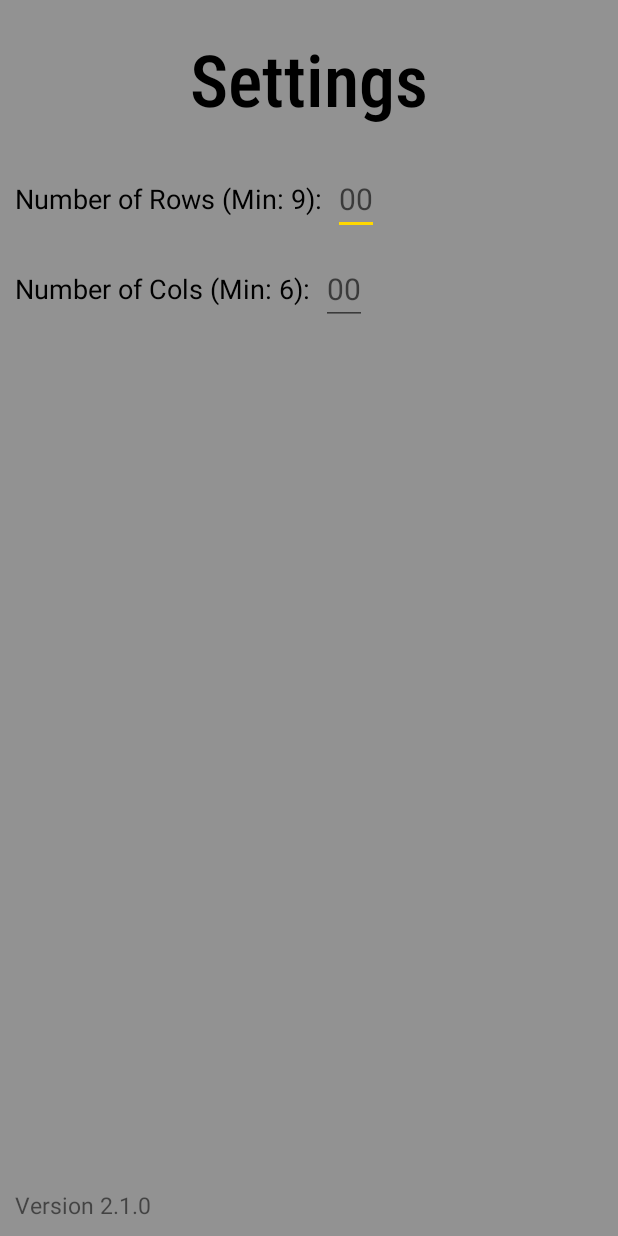
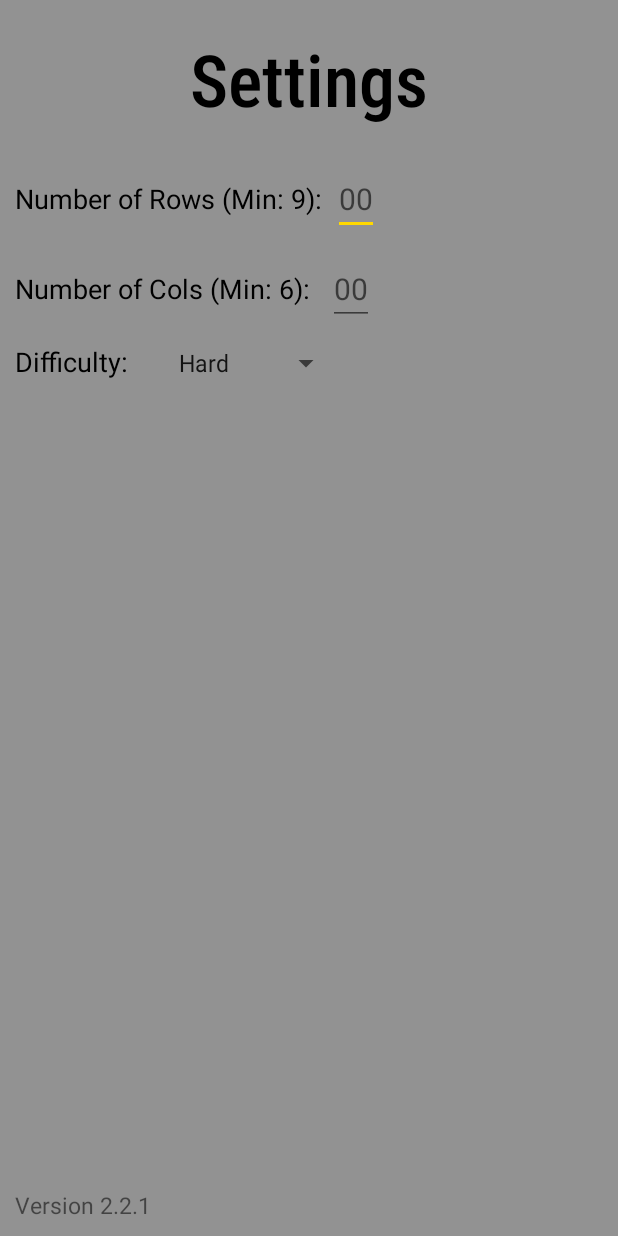
Before and after one commit to Electric1447/Minesweeper, an Android app: the Settings screen opened directly, with no data from a screen before it, on a phone screen of 412 x 824 dp. Run offline under Robolectric (Android 15) with nearby library versions, the phone set to English and light mode, and no system bars.

Commit message:
Added Difficulty options. (v2.2.1)

```diff
--- a/app/build.gradle
+++ b/app/build.gradle
@@ -6,8 +6,8 @@ android {
         applicationId "eparon.minesweeper"
         minSdkVersion 21
         targetSdkVersion 28
-        versionCode 210
-        versionName "2.1.0"
+        versionCode 221
+        versionName "2.2.1"
         testInstrumentationRunner "android.support.test.runner.AndroidJUnitRunner"
     }
     buildTypes {
--- a/app/src/main/java/eparon/minesweeper/Settings.java
+++ b/app/src/main/java/eparon/minesweeper/Settings.java
@@ -6,17 +6,27 @@ import android.content.Intent;
 import android.content.SharedPreferences;
 import android.os.Bundle;
 import android.support.v7.app.AppCompatActivity;
+import android.view.View;
+import android.widget.AdapterView;
+import android.widget.ArrayAdapter;
+import android.widget.Spinner;
 import android.widget.TextView;
 import android.widget.Toast;
 
+import eparon.minesweeper.Game.Difficulty;
+
 @SuppressLint("SetTextI18n")
-public class Settings extends AppCompatActivity {
+public class Settings extends AppCompatActivity implements AdapterView.OnItemSelectedListener {
 
     public String PREFS_OVH = "OVHPrefsFile";
     SharedPreferences prefs;
 
     int rows = 18, cols = 12;
     TextView Rows, Cols;
+
+    double difficulty = Difficulty.HARD;
+    double[] difArr = new double[]{Difficulty.EASY, Difficulty.NORMAL, Difficulty.HARD, Difficulty.EXTREME};
+    Spinner difSpinner;
 
     @Override
     public void onBackPressed() {
@@ -35,6 +45,7 @@ public class Settings extends AppCompatActivity {
                 SharedPreferences.Editor editor = prefs.edit();
                 editor.putInt("rows", rows);
                 editor.putInt("cols", cols);
+                editor.putString("difficulty", String.valueOf(difficulty));
                 editor.apply();
                 startActivity(new Intent(Settings.this, MainActivity.class));
             }
@@ -51,12 +62,28 @@ public class Settings extends AppCompatActivity {
 
         rows = prefs.getInt("rows", rows);
         cols = prefs.getInt("cols", cols);
+        difficulty = Double.parseDouble(prefs.getString("difficulty", String.valueOf(difficulty)));
 
         Rows = findViewById(R.id.rText);
         Cols = findViewById(R.id.cText);
+
+        difSpinner = findViewById(R.id.dif_spinner);
+        ArrayAdapter<CharSequence> adapter = ArrayAdapter.createFromResource(this, R.array.difficulty_array, android.R.layout.simple_spinner_item);
+        adapter.setDropDownViewResource(android.R.layout.simple_spinner_dropdown_item);
+        difSpinner.setAdapter(adapter);
+        difSpinner.setOnItemSelectedListener(this);
+        difSpinner.setSelection((int)(6 - difficulty));
 
         TextView version = findViewById(R.id.ver);
         version.setText(String.format("Version %s", BuildConfig.VERSION_NAME));
     }
 
+    @Override
+    public void onItemSelected(AdapterView<?> adapterView, View view, int position, long l) {
+        difficulty = difArr[position];
+    }
+
+    @Override
+    public void onNothingSelected(AdapterView<?> adapterView) { }
+
 }
--- a/app/src/main/res/layout/activity_main.xml
+++ b/app/src/main/res/layout/activity_main.xml
@@ -58,7 +58,6 @@
                 android:layout_width="45dp"
                 android:layout_height="45dp"
                 android:layout_gravity="center"
-                android:layout_marginRight="12dp"
                 android:background="@drawable/smiley"
                 android:scaleType="center" />
 
@@ -69,11 +68,12 @@
                 android:layout_marginRight="12dp">
 
                 <ImageButton
-                    android:layout_width="45dp"
-                    android:layout_height="45dp"
+                    android:layout_width="40dp"
+                    android:layout_height="40dp"
                     android:layout_gravity="center_vertical"
                     android:background="@drawable/ic_settings_applications_dgrey_24dp"
                     android:onClick="goSettings"
+                    android:layout_marginRight="5dp"
                     android:scaleType="center" />
 
                 <ImageButton
--- a/app/src/main/res/layout/activity_settings.xml
+++ b/app/src/main/res/layout/activity_settings.xml
@@ -62,7 +62,7 @@
                 android:layout_height="match_parent"
                 android:gravity="center"
                 android:paddingRight="7dp"
-                android:text="Number of Cols (Min: 6):"
+                android:text="Number of Cols (Min: 6): "
                 android:textColor="#000"
                 android:textSize="18sp" />
 
@@ -75,6 +75,30 @@
                 android:inputType="number"
                 android:maxLength="2"
                 android:textSize="20sp" />
+
+        </LinearLayout>
+
+        <LinearLayout
+            android:layout_width="match_parent"
+            android:layout_height="wrap_content"
+            android:orientation="horizontal"
+            android:paddingBottom="12dp">
+
+            <TextView
+                android:layout_width="wrap_content"
+                android:layout_height="match_parent"
+                android:gravity="center"
+                android:paddingRight="7dp"
+                android:text="Difficulty:"
+                android:textColor="#000"
+                android:textSize="18sp" />
+
+            <Spinner
+                android:id="@+id/dif_spinner"
+                android:layout_width="wrap_content"
+                android:layout_height="wrap_content"
+                android:entries="@array/difficulty_array"
+                android:gravity="center" />
 
         </LinearLayout>
 
--- a/app/src/main/res/layout/cell.xml
+++ b/app/src/main/res/layout/cell.xml
@@ -8,9 +8,10 @@
 
     <ImageButton
         android:id="@+id/image"
-        android:layout_width="wrap_content"
+        android:layout_width="fill_parent"
         android:layout_height="wrap_content"
         android:background="@null"
+        android:adjustViewBounds="true"
         android:scaleType="fitXY"
         android:src="@drawable/cell_empty" />
 
--- a/app/src/main/res/values/strings.xml
+++ b/app/src/main/res/values/strings.xml
@@ -2,4 +2,11 @@
     <string name="app_name">Minesweeper</string>
 
     <string name="win_msg">You Win!</string>
+
+    <string-array name="difficulty_array">
+        <item>Easy</item>
+        <item>Normal</item>
+        <item>Hard</item>
+        <item>EXTREME</item>
+    </string-array>
 </resources>
```
Also changed, not shown: app/src/main/java/eparon/minesweeper/Game/Difficulty.java (added, +10 -0 lines), app/src/main/java/eparon/minesweeper/MainActivity.java (+28 -34 lines).
